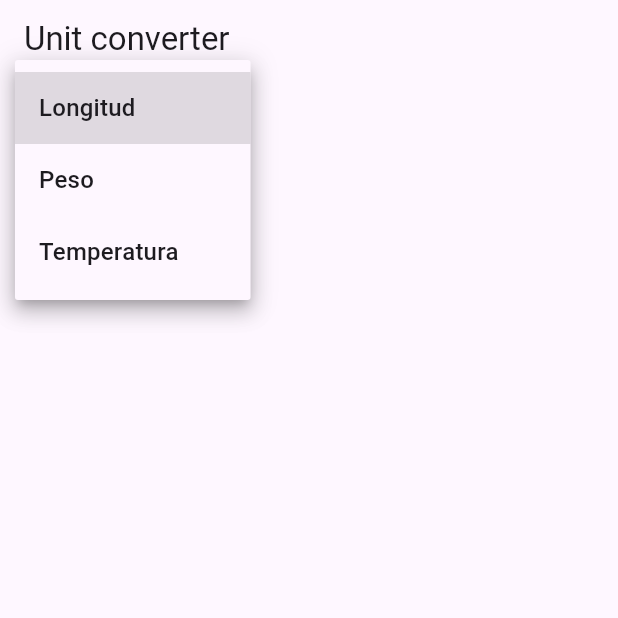
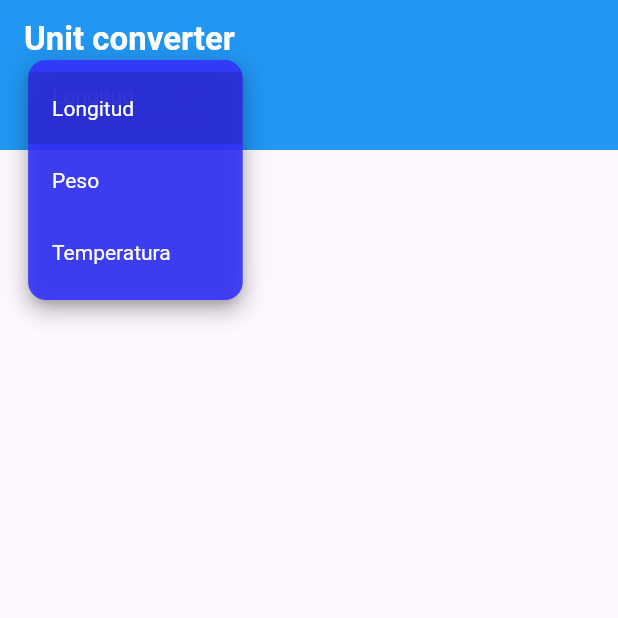
Before and after one commit to RaymundoSantorski/flutter_unit_converter, a Flutter app: the screen it shows after launch, after a tap on "Longitud", on a phone screen of 412 x 824 dp, the top half of it. Run offline on Flutter 3.47's test engine with Material 3 defaults, Android fonts, the phone set to English and light mode, and no system bars.

Commit message:
add: style to the dropdown

```diff
--- a/lib/main.dart
+++ b/lib/main.dart
@@ -39,14 +39,23 @@ class _MyHomePageState extends State<MyHomePage> {
     });
   }
 
+  TextStyle textStyle = TextStyle(
+    color: Colors.white,
+    fontWeight: FontWeight.bold,
+  );
+
   @override
   Widget build(BuildContext context) {
     return Scaffold(
       appBar: AppBar(
+        backgroundColor: Colors.blue,
         title: Column(
           children: [
-            Text(widget.title),
+            Text(widget.title, style: textStyle),
             DropdownButton(
+              style: TextStyle(color: Colors.white),
+              borderRadius: BorderRadius.all(Radius.circular(12)),
+              dropdownColor: Color.fromRGBO(50, 50, 250, 0.9),
               value: value,
               items: [
                 DropdownMenuItem(value: 0, child: Text('Longitud')),
```
